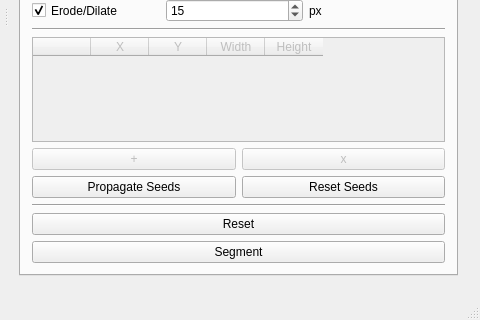
First picture: the form in mainwindow.ui, repository prsousa/TomSeg, before the edit; both pictures show x 487 to 967 and y 302 to 622 of the 967 by 622 pixel window.
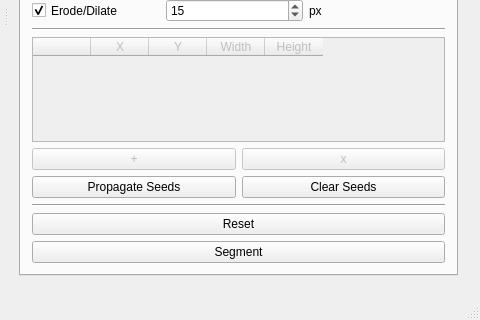
Second picture: the form after the edit. Icons and pictures are not drawn.

Commit message: Minor UI Changes: naming conventions

Patch:
```diff
--- a/mainwindow.ui
+++ b/mainwindow.ui
@@ -1038,7 +1038,7 @@
               <item>
                <widget class="QPushButton" name="resetSeedsButton">
                 <property name="text">
-                 <string>Reset Seeds</string>
+                 <string>Clear Seeds</string>
                 </property>
                </widget>
               </item>
```
The commit also changes 1 other file.
